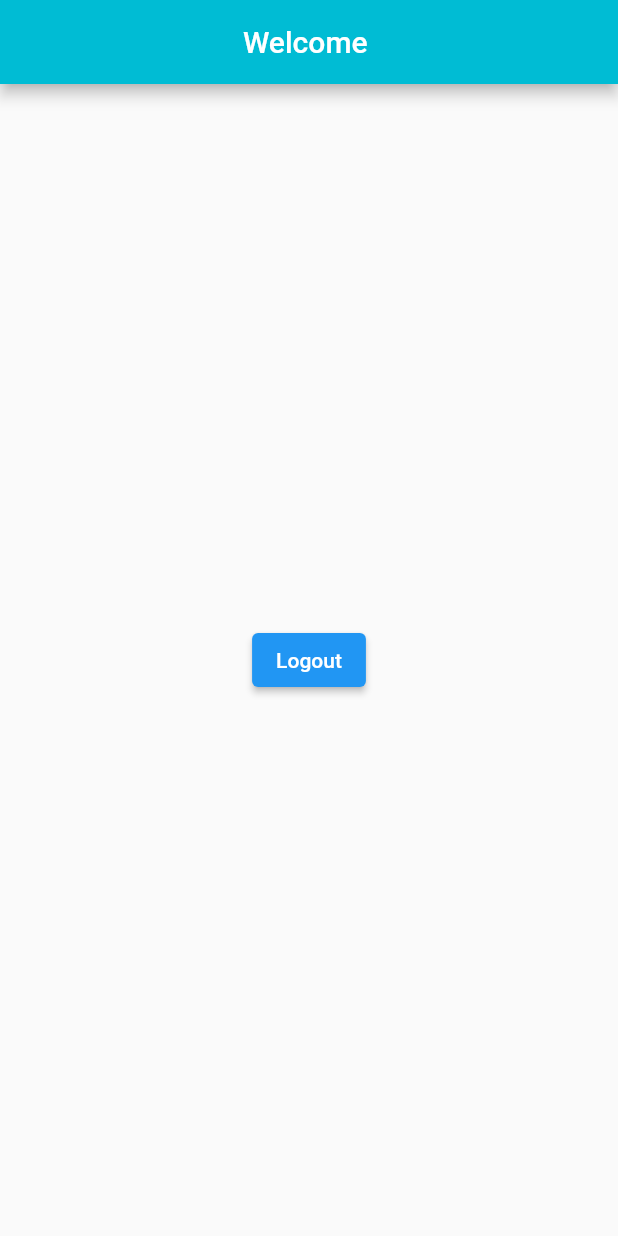
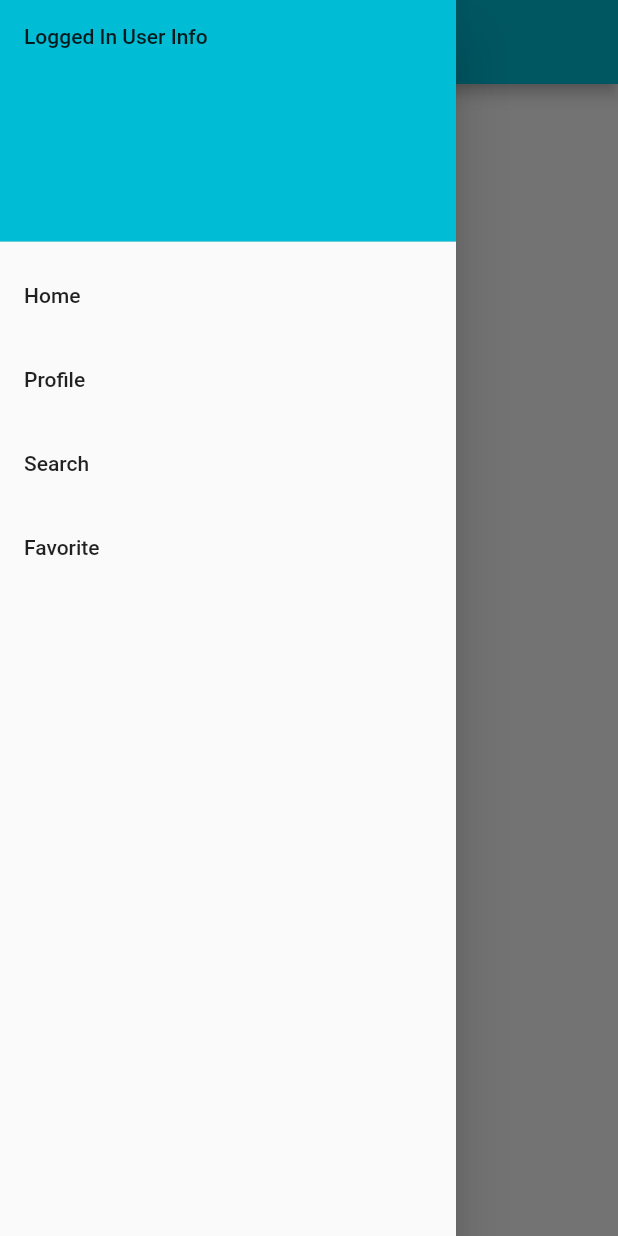
Before and after one commit to shahfahad746/flutter_hackathon_prac, a Flutter app: the Home screen opened by its route, with the side drawer open (before the commit the screen has no drawer), on a phone screen of 412 x 824 dp. Run offline on Flutter 3.47's test engine with Material 2 defaults, Android fonts, the phone set to English and light mode, and no system bars; our stand-ins replace cloud_firestore, firebase_auth, firebase_core, shared_preferences; accounts and stored records are empty.

Commit message:
sidebar and its pages' basic structure developed

```diff
--- a/lib/main.dart
+++ b/lib/main.dart
@@ -1,5 +1,8 @@
 import 'package:flutter/material.dart';
 import 'package:firebase_core/firebase_core.dart';
+import 'package:flutter_hackathon_prac/screens/drawer/favorite.dart';
+import 'package:flutter_hackathon_prac/screens/drawer/profile.dart';
+import 'package:flutter_hackathon_prac/screens/drawer/search.dart';
 
 import 'package:flutter_hackathon_prac/screens/home.dart';
 import 'package:flutter_hackathon_prac/screens/login.dart';
@@ -22,22 +25,34 @@ class MyApp extends StatelessWidget {
         accentColor: Colors.white,
       ),
       debugShowCheckedModeBanner: false,
-      home: FutureBuilder(
-        future: _initialization,
-        builder: (context, snapshot) {
-          // if (snapshot.connectionState == ConnectionState.done) {
-          //   return SplashScreen();
-          // }
+      home: Home(),
+      // Scaffold(
+      //   appBar: AppBar(
+      //     centerTitle: true,
+      //     title: Text("hi"),
+      //   ),
+      //   drawer: Drawer(),
+      // ),
+      // FutureBuilder(
+      //   future: _initialization,
+      //   builder: (context, snapshot) {
+      //     // if (snapshot.connectionState == ConnectionState.done) {
+      //     //   return SplashScreen();
+      //     // }
 
-          if (snapshot.hasError) {
-            print("Error ------ ${snapshot.error}");
-          }
+      //     if (snapshot.hasError) {
+      //       print("Error ------ ${snapshot.error}");
+      //     }
 
-          return SplashScreen();
-        },
-      ),
+      //     return SplashScreen();
+      //     // return Home();
+      //   },
+      // ),
       routes: {
         "/home": (context) => Home(),
+        "/profile": (context) => Profile(),
+        "/search": (context) => Search(),
+        "/favorite": (context) => Favorite(),
         "/login": (context) => Login(),
         "/register": (context) => Register()
       },
--- /dev/null
+++ b/lib/screens/drawer/favorite.dart
@@ -0,0 +1,22 @@
+import 'package:flutter/material.dart';
+
+class Favorite extends StatefulWidget {
+  // const Favorite({ Key? key }) : super(key: key);
+
+  @override
+  _FavoriteState createState() => _FavoriteState();
+}
+
+class _FavoriteState extends State<Favorite> {
+  @override
+  Widget build(BuildContext context) {
+    return Scaffold(
+      appBar: AppBar(
+        centerTitle: true,
+        title: Text("Favorite"),
+        backgroundColor: Colors.cyan,
+      ),
+    );
+    ;
+  }
+}
--- /dev/null
+++ b/lib/screens/drawer/profile.dart
@@ -0,0 +1,16 @@
+import 'package:flutter/material.dart';
+
+class Profile extends StatelessWidget {
+  // const Profile({ Key? key }) : super(key: key);
+
+  @override
+  Widget build(BuildContext context) {
+    return Scaffold(
+      appBar: AppBar(
+        centerTitle: true,
+        title: Text("Profile"),
+        backgroundColor: Colors.cyan,
+      ),
+    );
+  }
+}
--- /dev/null
+++ b/lib/screens/drawer/search.dart
@@ -0,0 +1,22 @@
+import 'package:flutter/material.dart';
+
+class Search extends StatefulWidget {
+  // const Search({ Key? key }) : super(key: key);
+
+  @override
+  _SearchState createState() => _SearchState();
+}
+
+class _SearchState extends State<Search> {
+  @override
+  Widget build(BuildContext context) {
+    return Scaffold(
+      appBar: AppBar(
+        centerTitle: true,
+        title: Text("Search"),
+        backgroundColor: Colors.cyan,
+      ),
+    );
+    ;
+  }
+}
--- a/lib/screens/home.dart
+++ b/lib/screens/home.dart
@@ -45,7 +45,49 @@ class _HomeState extends State<Home> {
         title: Text("Welcome ${this.name}"),
         centerTitle: true,
         backgroundColor: Colors.primaries[7],
-        automaticallyImplyLeading: false,
+        // automaticallyImplyLeading: false,
+      ),
+      drawer: Drawer(
+        child: ListView(
+          // Important: Remove any padding from the ListView.
+          padding: EdgeInsets.zero,
+          children: [
+            const DrawerHeader(
+              decoration: BoxDecoration(
+                color: Colors.cyan,
+              ),
+              child: Text('Logged In User Info'),
+            ),
+            ListTile(
+              title: const Text('Home'),
+              onTap: () {
+                Navigator.pop(context);
+                Navigator.of(context).pushNamed("/home");
+              },
+            ),
+            ListTile(
+              title: const Text('Profile'),
+              onTap: () {
+                Navigator.pop(context);
+                Navigator.of(context).pushNamed("/profile");
+              },
+            ),
+            ListTile(
+              title: const Text('Search'),
+              onTap: () {
+                Navigator.pop(context);
+                Navigator.of(context).pushNamed("/search");
+              },
+            ),
+            ListTile(
+              title: const Text('Favorite'),
+              onTap: () {
+                Navigator.pop(context);
+                Navigator.of(context).pushNamed('/favorite');
+              },
+            ),
+          ],
+        ),
       ),
       body: Center(
         child: ElevatedButton(
```
Also changed, not shown: pubspec.lock, 4 other files.
